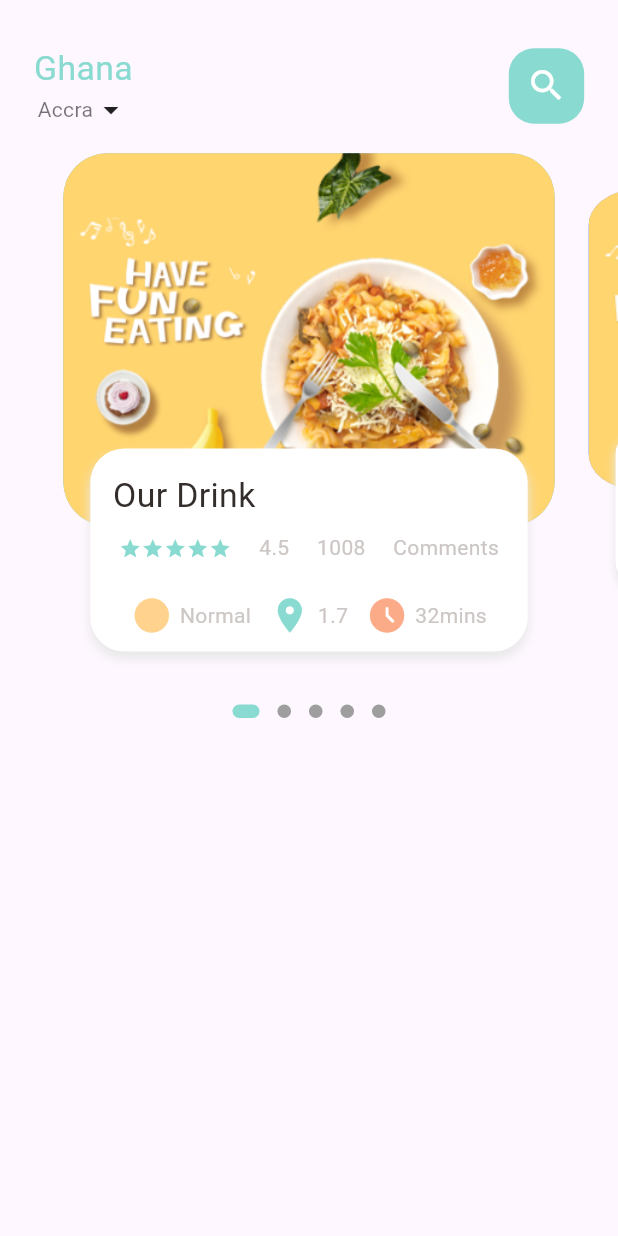
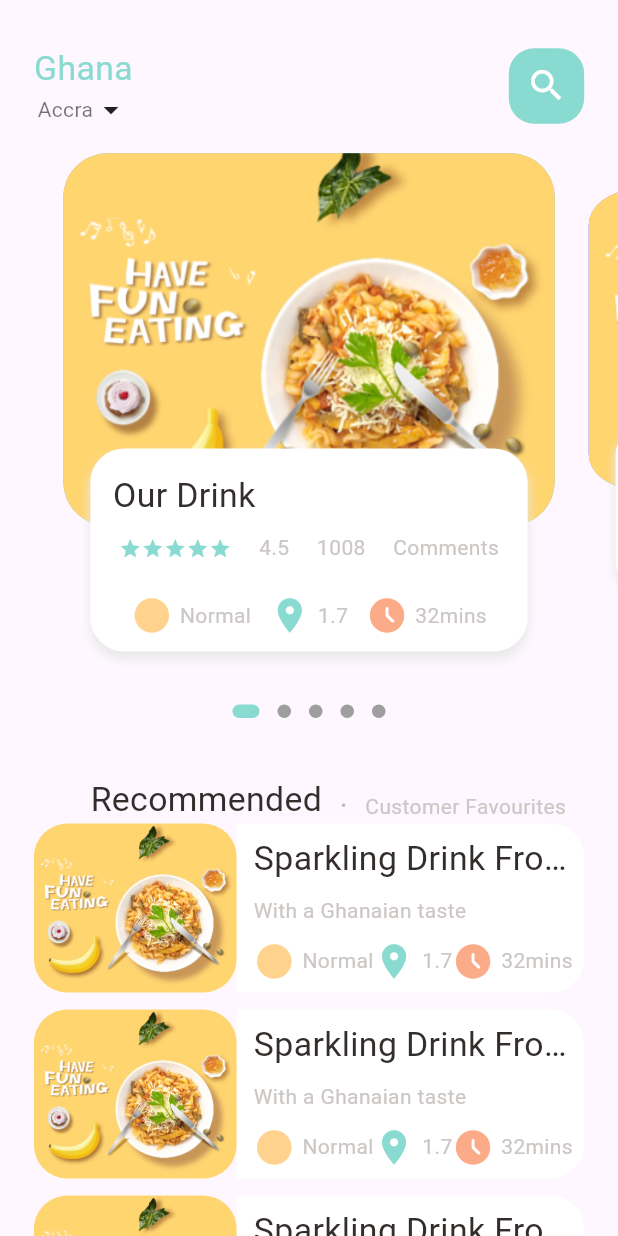
Before and after one commit to EmmanuelOyiti/mobile_app, a Flutter app: the screen it shows after launch, on a phone screen of 412 x 824 dp. Run offline on Flutter 3.47's test engine with Material 3 defaults, Android fonts, the phone set to English and light mode, and no system bars; drawn by our look-alikes of dots_indicator; our stand-ins replace get.

Commit message:
Recommended Page Updated

```diff
--- a/lib/drinks_app_body.dart
+++ b/lib/drinks_app_body.dart
@@ -38,7 +38,7 @@ class _DrinksPageBodyState extends State<DrinksPageBody> {
     return Column(
       children: [
         Container(
-          height:  Dimensions.pageView,
+          height: Dimensions.pageView,
           child: PageView.builder(
               controller: pageController,
               itemCount: 5,
@@ -57,11 +57,107 @@ class _DrinksPageBodyState extends State<DrinksPageBody> {
             ),
             activeColor: AppColors.mainColor,
           ),
+        ),
+        // popular Text
+        SizedBox(
+          height: Dimensions.height30,
+        ),
+        Container(
+          margin: EdgeInsets.only(left: Dimensions.width30),
+          child: Row(
+            mainAxisSize: MainAxisSize.min,
+            crossAxisAlignment: CrossAxisAlignment.end,
+            children: [
+              BigText(text: "Recommended"),
+              SizedBox(
+                width: Dimensions.width10,
+              ),
+              Container(
+                margin: const EdgeInsets.only(bottom: 3),
+                child: BigText(
+                  text: ".",
+                  color: Colors.black26,
+                ),
+              ),
+              SizedBox(
+                width: Dimensions.width10,
+              ),
+              Container(
+                margin: const EdgeInsets.only(bottom: 2),
+                child: SmallText(text: "Customer Favourites "),
+              )
+            ],
+          ),
+        ),
+        Container(
+          height: 900,
+          child: ListView.builder(
+          physics: NeverScrollableScrollPhysics(),
+          // shrinkWrap: true,
+          itemCount: 8,
+          itemBuilder: (context, index) {
+          return Container(
+            margin: EdgeInsets.only(
+                left: Dimensions.width20, right: Dimensions.width20, bottom: Dimensions.height10),
+            child: Row(
+              children: [
+                Container(
+                  width: Dimensions.listViewImgSize,
+                  height: Dimensions.listViewTextContSize,
+                  decoration: BoxDecoration(
+                      borderRadius: BorderRadius.circular(Dimensions.radius20),
+                      color: Colors.white38,
+                      image: DecorationImage(
+                        fit: BoxFit.cover,
+                          image: AssetImage("assets/image/food0.png"))),
+                ),
+                // text container
+                Expanded(
+                  child: Container(
+                    height: Dimensions.listViewTextContSize,
+                    decoration: BoxDecoration(borderRadius: BorderRadius.only(topRight: Radius.circular(Dimensions.radius20),
+                    bottomRight: Radius.circular(Dimensions.radius20)),
+                    color: Colors.white),
+                    child: Padding(padding: EdgeInsets.only(left: Dimensions.width10, right: Dimensions.width10),
+                    child: Column(
+                      crossAxisAlignment: CrossAxisAlignment.start,
+                                  mainAxisAlignment: MainAxisAlignment.center,
+                                  mainAxisSize: MainAxisSize.min,
+                      children: [
+                        BigText(text: "Sparkling Drink From Ghana"),
+                        SizedBox(height: Dimensions.height10,),
+                        SmallText(text: "With a Ghanaian taste"),
+                        SizedBox(height: Dimensions.height10,),
+                         Row(
+                      mainAxisAlignment: MainAxisAlignment.spaceBetween,
+                      children: [
+                        IconAndText(
+                            icon: Icons.circle_sharp,
+                            text: "Normal",
+                            iconColor: AppColors.iconColor1),
+                        IconAndText(
+                            icon: Icons.location_on,
+                            text: "1.7",
+                            iconColor: AppColors.mainColor),
+                        IconAndText(
+                            icon: Icons.access_time_filled_rounded,
+                            text: "32mins",
+                            iconColor: AppColors.iconColor2),
+                      ],
+                    )
+
+                      ],
+                    ),),
+                  ),
+                ),
+              ],
+            ),
+          );
+        }),
         )
       ],
     );
   }
-
 
   Widget _buildPageItem(int index) {
     var matrix = new Matrix4.identity();
@@ -94,7 +190,8 @@ class _DrinksPageBodyState extends State<DrinksPageBody> {
         children: [
           Container(
             height: Dimensions.pageViewContainer,
-              margin: EdgeInsets.only(left: Dimensions.width10, right: Dimensions.width10),
+            margin: EdgeInsets.only(
+                left: Dimensions.width10, right: Dimensions.width10),
             decoration: BoxDecoration(
                 borderRadius: BorderRadius.circular(Dimensions.radius30),
                 color: index.isEven ? Color(0xFF69c5df) : Color(0xFF9294cc),
@@ -105,19 +202,21 @@ class _DrinksPageBodyState extends State<DrinksPageBody> {
           Align(
             alignment: Alignment.bottomCenter,
             child: Container(
-                height:  Dimensions.pageViewTextContainer,
-                margin: EdgeInsets.only(left: Dimensions.width30, right: Dimensions.width30, bottom: Dimensions.height30),
+              height: Dimensions.pageViewTextContainer,
+              margin: EdgeInsets.only(
+                  left: Dimensions.width30,
+                  right: Dimensions.width30,
+                  bottom: Dimensions.height30),
               decoration: BoxDecoration(
                   borderRadius: BorderRadius.circular(Dimensions.radius20),
                   color: Colors.white,
                   boxShadow: [
                     BoxShadow(
-                      color:Color(0xFFe8e8e8),
+                      color: Color(0xFFe8e8e8),
                       blurRadius: 5.0,
                       offset: Offset(0, 5),
                     )
-                  ]
-                ),
+                  ]),
               child: Container(
                 padding: EdgeInsets.only(top: 15, left: 15, right: 15),
                 child: Column(
--- a/lib/mainDrinksPage.dart
+++ b/lib/mainDrinksPage.dart
@@ -53,7 +53,10 @@ class _MainDrinkPageState extends State<MainDrinkPage> {
             ),
           ),
         ),
-        DrinksPageBody(),
+        Expanded(
+          child:SingleChildScrollView(
+            child:  DrinksPageBody(),
+          )),
         ],
     ));
   }
```
Lines whose indentation alone changed are shown as unchanged.
